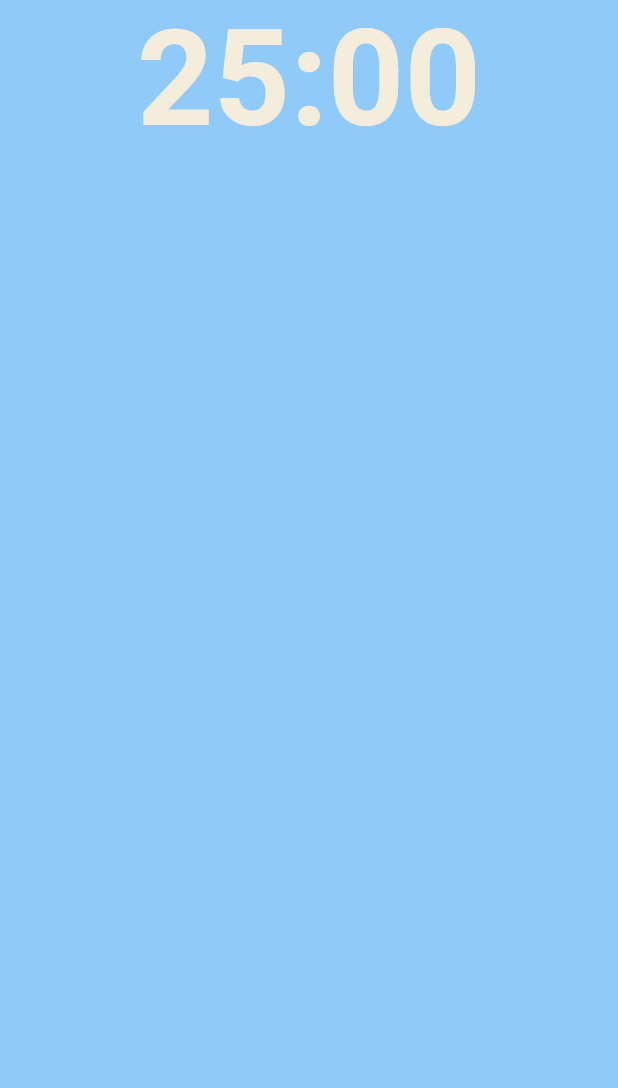
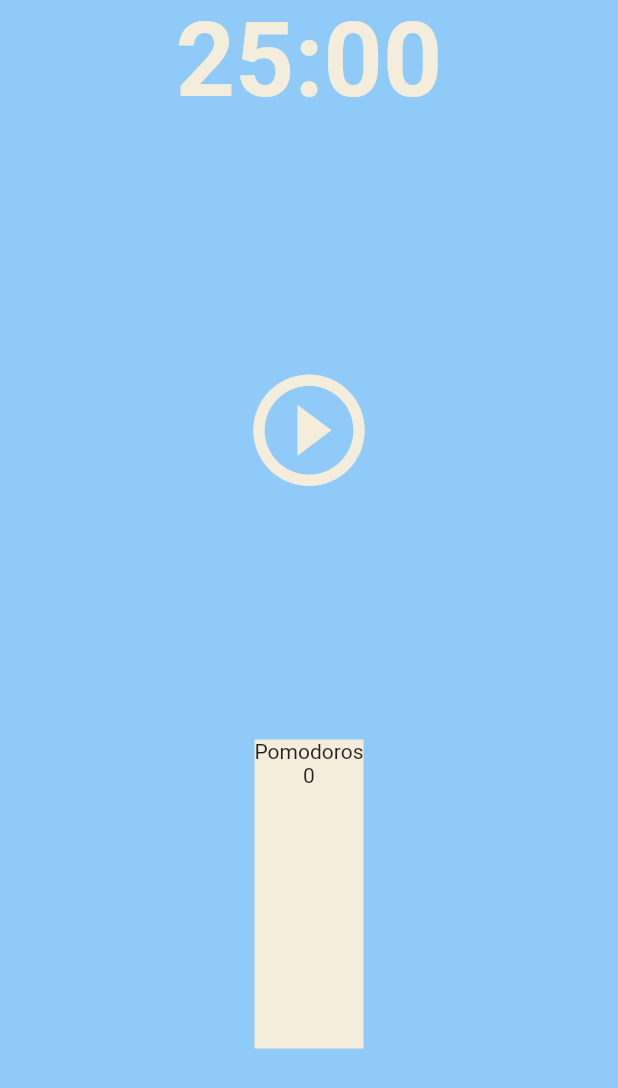
Before and after one commit to POONGNHA/porodoro, a Flutter app: the screen it shows after launch, on a phone screen of 412 x 824 dp. Shown: the top 1088 px of the screen. Run offline on Flutter 3.47's test engine with Material 2 defaults, Android fonts, the phone set to English and light mode, and no system bars.

Commit message:
flex test

```diff
--- a/lib/screens/home_screen.dart
+++ b/lib/screens/home_screen.dart
@@ -21,7 +21,7 @@ class _HomeScreenState extends State<HomeScreen> {
                 '25:00',
                 style: TextStyle(
                   color: Theme.of(context).cardColor,
-                  fontSize: 89,
+                  fontSize: 69,
                   fontWeight: FontWeight.w600,
                 ),
               ),
@@ -29,11 +29,26 @@ class _HomeScreenState extends State<HomeScreen> {
           ),
           Flexible(
             flex: 2,
-            child: Container(),
+            child: Center(
+              child: IconButton(
+                color: Theme.of(context).cardColor,
+                iconSize: 89,
+                onPressed: () {},
+                icon: const Icon(Icons.play_circle_outline),
+              ),
+            ),
           ),
           Flexible(
             flex: 1,
-            child: Container(),
+            child: Container(
+              decoration: BoxDecoration(color: Theme.of(context).cardColor),
+              child: const Column(
+                children: [
+                  Text('Pomodoros'),
+                  Text('0'),
+                ],
+              ),
+            ),
           ),
         ],
       ),
```
